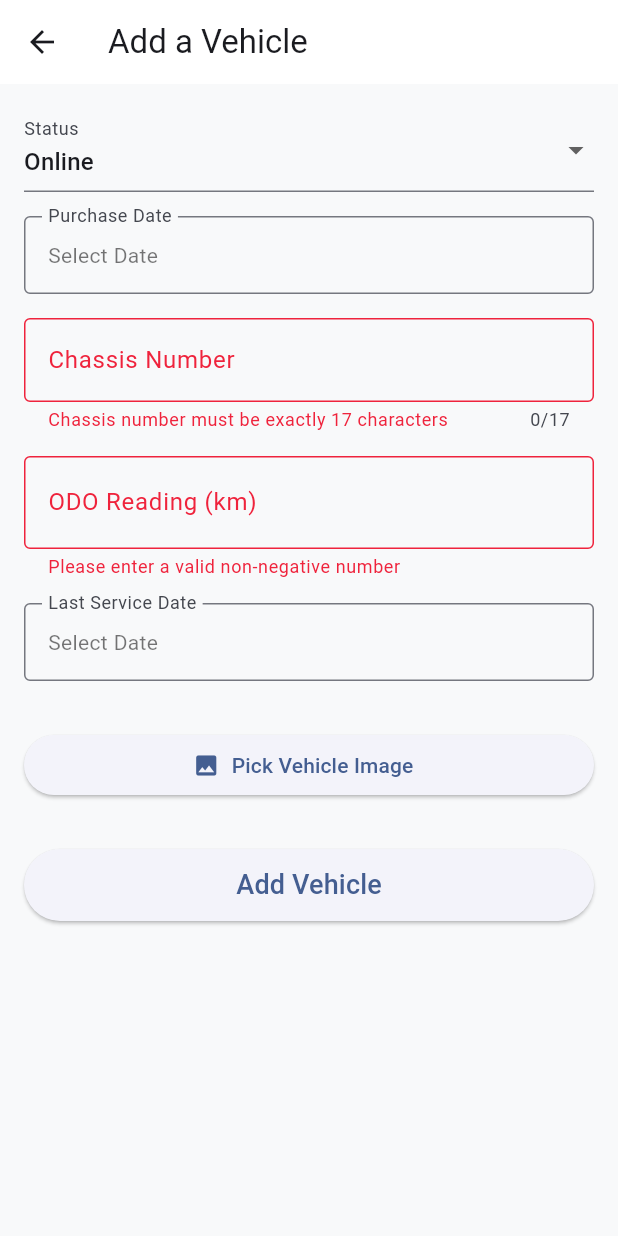
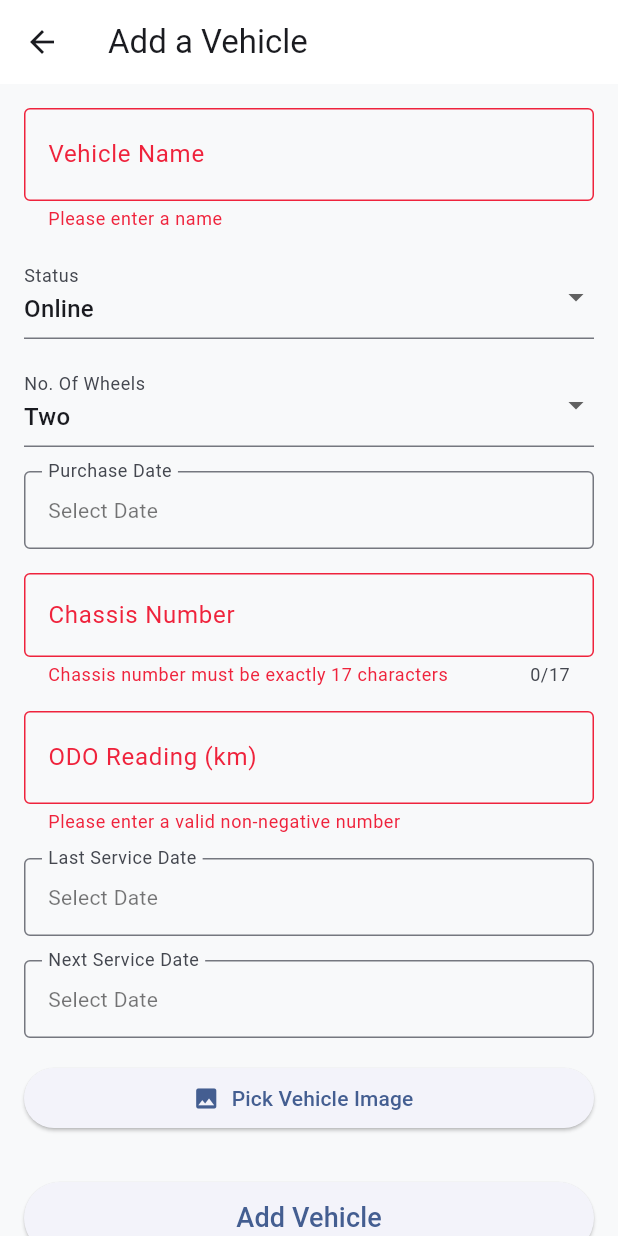
Before and after one commit to DDebGithub/Motovault, a Flutter app: the AddVehiclePage screen opened directly with empty values, after a tap on "Add Vehicle", on a phone screen of 412 x 824 dp. Run offline on Flutter 3.47's test engine with Material 3 defaults, Android fonts, the phone set to English and light mode, and no system bars; our stand-ins replace image_picker, sqflite; accounts and stored records are empty.

Commit message:
DB Working

```diff
--- a/lib/db/db_helper.dart
+++ b/lib/db/db_helper.dart
@@ -1,6 +1,5 @@
 import 'package:sqflite/sqflite.dart';
 import 'package:path/path.dart';
-import 'package:motovault/models/vehicle.dart';
 
 class DBHelper {
   static Future<void> insertVehicle(Map<String, dynamic> vehicle) async {
@@ -17,15 +16,19 @@ class DBHelper {
             '''
               CREATE TABLE vehicles (
                 id INTEGER PRIMARY KEY AUTOINCREMENT,
+                name TEXT NOT NULL,
                 status TEXT CHECK(status IN ('Online', 'Offline')),
+                noOfWheels TEXT CHECK(noOfWheels IN ('Two', 'Four')),
                 purchaseDate TEXT,
                 chassisNumber TEXT,
                 odoReading INTEGER,
                 lastServiceDate TEXT,
+                nextServiceDate TEXT,
                 imagePath TEXT
               );
             '''
         );
+
       },
       version: 1,
     );
--- a/lib/main.dart
+++ b/lib/main.dart
@@ -49,7 +49,7 @@ class MotoVaultApp extends StatelessWidget {
         '/onboarding2': (context) => const OnboardingScreen2(),
         '/onboarding3': (context) => const OnboardingScreen3(),
         '/onboarding4': (context) => const OnboardingScreen4(),
-        '/home': (context) => const HomePage(), // Will build later
+        '/home': (context) => const OnboardingScreen1(), // Will build later
       },
     );
   }
--- a/lib/screens/add_vehicle_screen.dart
+++ b/lib/screens/add_vehicle_screen.dart
@@ -9,8 +9,11 @@ import 'package:image_picker/image_picker.dart';
 import '../db/db_helper.dart';
 import '../models/vehicle.dart';
 
+// Controllers used for controlling Input Fields
 final TextEditingController _brandController = TextEditingController();
 final TextEditingController _modelController = TextEditingController();
+final TextEditingController nameController = TextEditingController();
+
 Future<List<String>> fetchBrands(String query) async {
   // Ideally fetch from an API or local list
   final brands = ['Maruti', 'Hyundai', 'Tata', 'Toyota', 'Honda', 'Kia', 'Mahindra'];
@@ -31,10 +34,9 @@ Future<List<String>> fetchModels(String brand) async {
 
   return brandModels[brand]?.toList() ?? [];
 }
+
 class AddVehiclePage extends StatefulWidget {
   final Function(Map<String, dynamic>) onAddVehicle;
-
-
   AddVehiclePage({super.key, required this.onAddVehicle});
 
   @override
@@ -44,13 +46,15 @@ class AddVehiclePage extends StatefulWidget {
 class _AddVehiclePageState extends State<AddVehiclePage> {
   final _formKey = GlobalKey<FormState>();
 
-  // Form fields
+  // Vehicle Addition  fields
   String? selectedBrand;
   String? selectedModel;
   String status = 'Online';
+  String noOfWheels = 'Two';
   DateTime? purchaseYear;
   final TextEditingController chassisController = TextEditingController();
   final TextEditingController odoController = TextEditingController();
+  final TextEditingController nameController = TextEditingController();
   DateTime? lastService;
   DateTime? nextService;
   File? vehicleImage;
@@ -70,20 +74,7 @@ class _AddVehiclePageState extends State<AddVehiclePage> {
     if (picked != null) onDatePicked(picked);
   }
 
-  Future<List<String>> fetchBrands(String query) async {
-    final response = await http.get(Uri.parse('https://vpic.nhtsa.dot.gov/api/vehicles/getallmakes?format=json'));
-    if (response.statusCode == 200) {
-      final List results = jsonDecode(response.body)['Results'];
-      return results
-          .map((e) => e['Make_Name'].toString())
-          .where((name) => name.toLowerCase().contains(query.toLowerCase()))
-          .toList();
-    } else {
-      return [];
-    }
-  }
-
-  Future<void> _pickImage() async {
+   Future<void> _pickImage() async {
     final XFile? pickedFile = await showModalBottomSheet<XFile?>(
       context: context,
       builder: (BuildContext ctx) {
@@ -132,15 +123,17 @@ class _AddVehiclePageState extends State<AddVehiclePage> {
       }
 
       final newVehicle = Vehicle(
-        name: "",
+        name: nameController.text.trim(),
         status: status,
         purchaseDate: purchaseYear!.toIso8601String(),
         chassisNumber: chassisController.text.trim(),
         odoReading: int.parse(odoController.text.trim()),
         lastServiceDate: lastService!.toIso8601String(),
-        nextServiceDate: nextService!.toIso8601String(),
-        imagePath: vehicleImage?.path ?? 'assets/images/gear.jpg',
-      );
+        nextServiceDate: nextService!.toIso8601String() ?? '',
+        //imagePath: 'motovault/assets/images/gear.jpg',
+        imagePath: vehicleImage?.path ?? '',
+        noOfWheels: noOfWheels,
+      ); //This section sends data to the Vehicle.dart file
 
 
       await DBHelper.insertVehicle(newVehicle.toMap());
@@ -154,13 +147,6 @@ class _AddVehiclePageState extends State<AddVehiclePage> {
   }// Data Validation
 
   @override
-  void dispose() {
-    _brandController.dispose();
-    _modelController.dispose();
-    super.dispose();
-  }
-
-  @override
   Widget build(BuildContext context) {
     return Scaffold(
       appBar: AppBar(title: const Text('Add a Vehicle')),
@@ -171,6 +157,24 @@ class _AddVehiclePageState extends State<AddVehiclePage> {
           child: Column(
             crossAxisAlignment: CrossAxisAlignment.stretch,
             children: [
+              // Name TextField
+              TextFormField(
+                controller: nameController,
+                keyboardType: TextInputType.name,
+                decoration: const InputDecoration(
+                  labelText: 'Vehicle Name',
+                  border: OutlineInputBorder(),
+                ),
+                style: const TextStyle(fontSize: 20),
+                validator: (val) {
+                  if (val == null || val.trim().isEmpty) {
+                    return 'Please enter a name';
+                  }
+                  return null;
+                },
+              ),
+              const SizedBox(height: 16),
+
               // Status Picker
               DropdownButtonFormField<String>(
                 decoration: const InputDecoration(labelText: 'Status'),
@@ -183,6 +187,24 @@ class _AddVehiclePageState extends State<AddVehiclePage> {
                   if (val != null) {
                     setState(() {
                       status = val;
+                    });
+                  }
+                },
+              ),
+              const SizedBox(height: 16),
+
+              // No of Wheels
+              DropdownButtonFormField<String>(
+                decoration: const InputDecoration(labelText: 'No. Of Wheels'),
+                items: const [
+                  DropdownMenuItem(value: 'Two', child: Text('Two')),
+                  DropdownMenuItem(value: 'Four', child: Text('Four')),
+                ],
+                value: noOfWheels,
+                onChanged: (val) {
+                  if (val != null) {
+                    setState(() {
+                      noOfWheels = val;
                     });
                   }
                 },
@@ -272,7 +294,7 @@ class _AddVehiclePageState extends State<AddVehiclePage> {
               const SizedBox(height: 16),
 
               // Next Service Date Picker
-              /*InkWell(
+              InkWell(
                 onTap: () => _pickDate(context, (date) {
                   setState(() {
                     nextService = date;
@@ -289,7 +311,7 @@ class _AddVehiclePageState extends State<AddVehiclePage> {
                         : '${nextService!.year}-${nextService!.month.toString().padLeft(2, '0')}-${nextService!.day.toString().padLeft(2, '0')}',
                   ),
                 ),
-              ),*/
+              ),
               const SizedBox(height: 16),
 
               // Image picker button + preview
```
Also changed, not shown: lib/models/vehicle.dart (+13 -9 lines).
